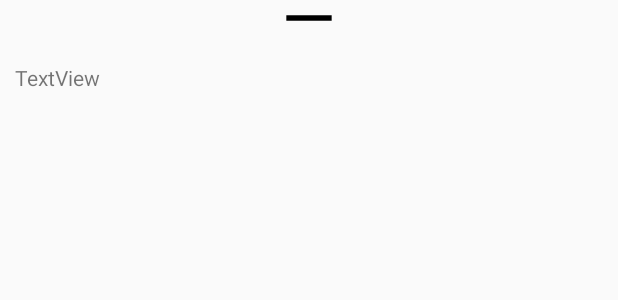
After one commit to otherandy/DiarioMapa, an Android app: the layout activity_notes.xml on its own in the app's theme, with its tools: preview values and no code run, on a phone screen of 412 x 824 dp. The commit adds this screen. Shown: the top 300 px of the screen. Run offline under Robolectric (Android 15) with nearby library versions, the phone set to English and light mode, and no system bars.

Commit message:
Inicio de BottomSheet para notas

```diff
--- /dev/null
+++ b/app/src/main/res/drawable/baseline.xml
@@ -0,0 +1,6 @@
+<vector android:height="24dp" android:tint="#000000"
+    android:viewportHeight="24" android:viewportWidth="24"
+    android:width="24dp" xmlns:android="http://schemas.android.com/apk/res/android">
+    <path android:fillColor="@android:color/white"
+        android:fillType="evenOdd" android:pathData="M4,11h16v2h-16z"/>
+</vector>
--- /dev/null
+++ b/app/src/main/res/layout/activity_notes.xml
@@ -0,0 +1,33 @@
+<?xml version="1.0" encoding="utf-8"?>
+<LinearLayout xmlns:android="http://schemas.android.com/apk/res/android"
+    android:layout_width="match_parent"
+    android:layout_height="wrap_content"
+    xmlns:app="http://schemas.android.com/apk/res-auto"
+    android:id="@+id/activity_notes"
+    android:orientation="vertical"
+    app:layout_behavior="@string/bottom_sheet_behavior">
+
+    <ImageView
+        android:layout_width="45dp"
+        android:layout_height="wrap_content"
+        android:src="@drawable/baseline"
+        android:scaleType="centerCrop"
+        android:layout_gravity="center" />
+
+    <LinearLayout
+        android:layout_width="match_parent"
+        android:layout_height="wrap_content"
+        android:layout_marginTop="18dp"
+        android:layout_marginStart="10dp"
+        android:layout_marginEnd="10dp"
+        android:layout_gravity="center_vertical"
+        android:orientation="horizontal"
+        android:weightSum="3">
+
+        <TextView
+            android:id="@+id/textView"
+            android:layout_width="wrap_content"
+            android:layout_height="wrap_content"
+            android:text="TextView" />
+    </LinearLayout>
+</LinearLayout>
```
Also changed, not shown: app/src/main/java/com/proyecto/diario/MainActivity.java (added, +43 -0 lines), app/src/main/res/layout/activity_main.xml (added, +11 -0 lines), app/src/main/res/layout/activity_maps.xml (+10 -8 lines).
